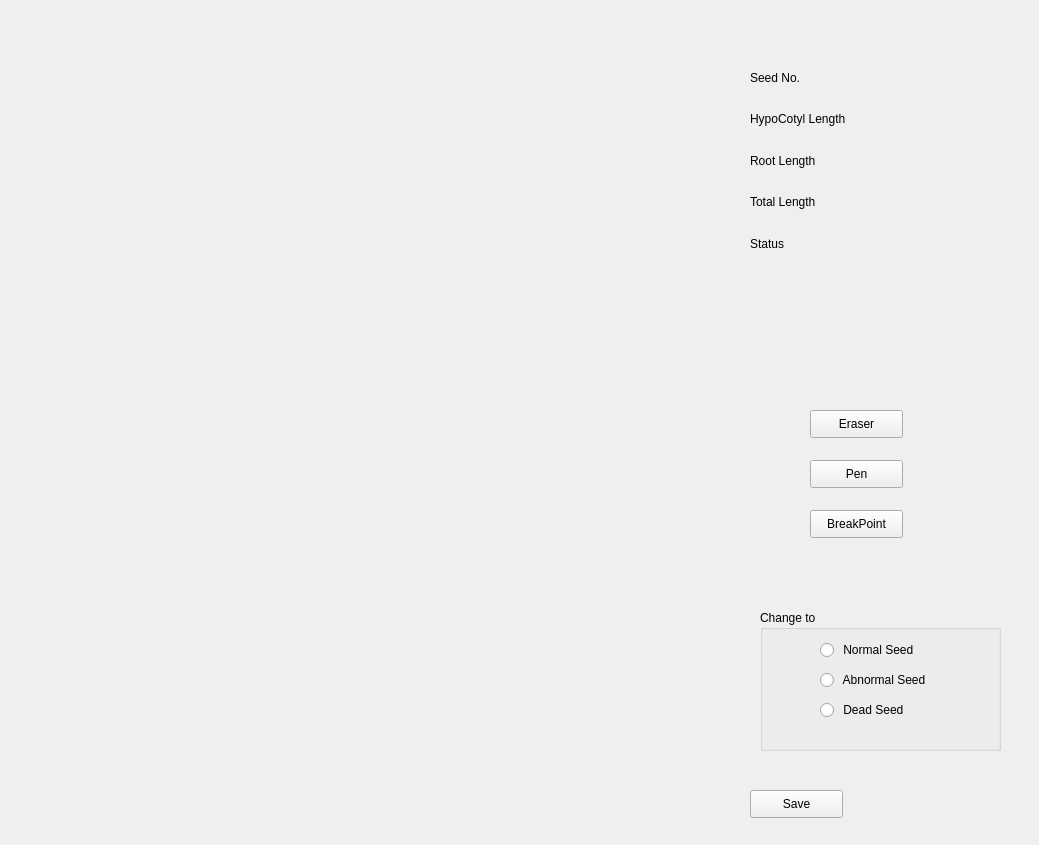
This is UI_files/seed_editor.ui in NMBawiskar/germinated_seed_analyzer as Qt 5 draws it before an edit. The edited form follows.
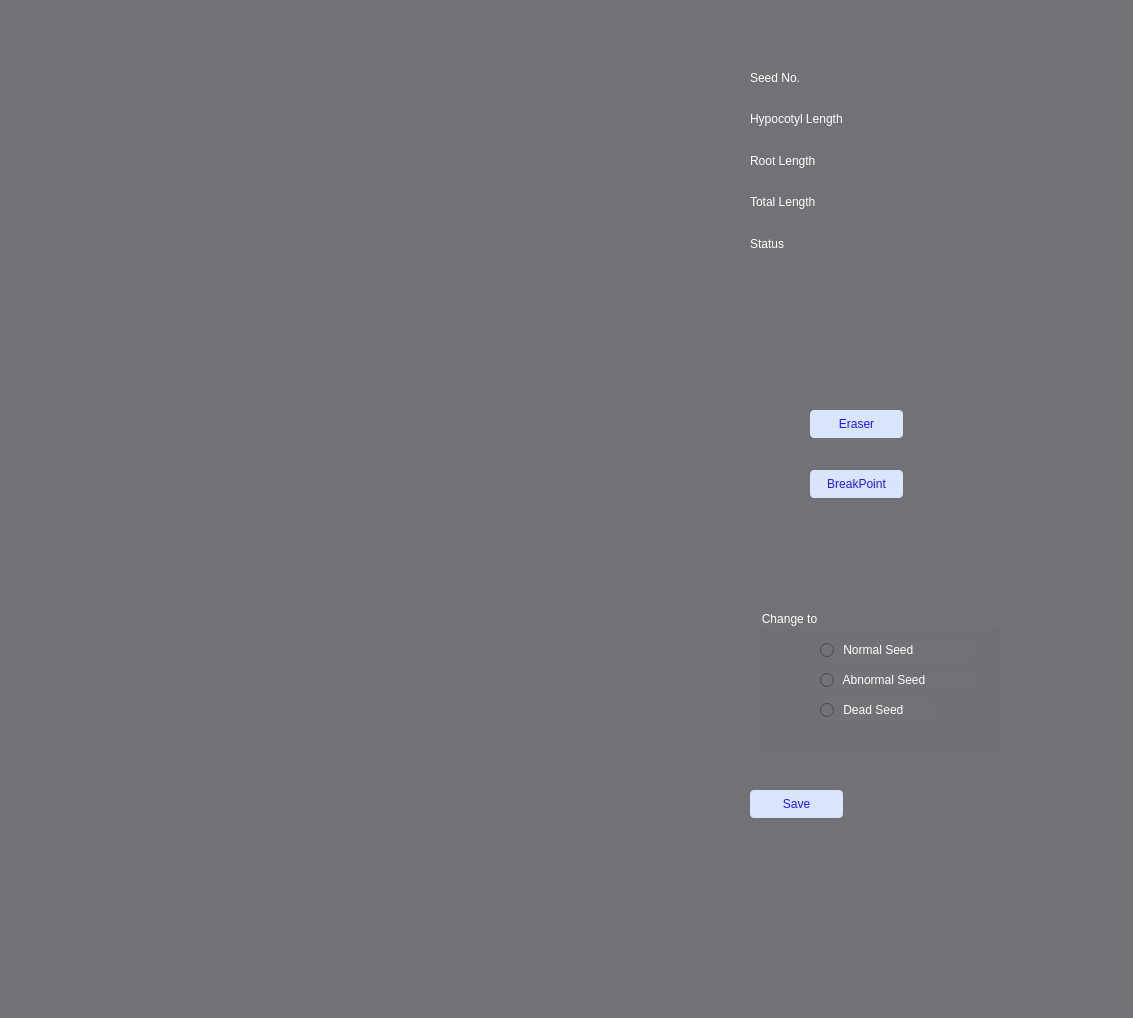
This is the edited form.

Commit message: Updated version of eraser and breakingpoint. length in cm displayed in table

```diff
--- a/UI_files/seed_editor.ui
+++ b/UI_files/seed_editor.ui
@@ -6,26 +6,16 @@
    <rect>
     <x>0</x>
     <y>0</y>
-    <width>1039</width>
-    <height>845</height>
+    <width>1133</width>
+    <height>1018</height>
    </rect>
   </property>
   <property name="windowTitle">
    <string>Form</string>
   </property>
-  <widget class="QLabel" name="label_img_seed">
-   <property name="geometry">
-    <rect>
-     <x>50</x>
-     <y>30</y>
-     <width>301</width>
-     <height>781</height>
-    </rect>
-   </property>
-   <property name="text">
-    <string/>
-   </property>
-  </widget>
+  <property name="styleSheet">
+   <string notr="true">background-color:rgb(113, 113, 118);</string>
+  </property>
   <widget class="QPushButton" name="btnEraser">
    <property name="geometry">
     <rect>
@@ -35,23 +25,16 @@
      <height>28</height>
     </rect>
    </property>
+   <property name="styleSheet">
+    <string notr="true">background-color:rgba(216, 229, 253,255);
+font: 63 10pt &quot;Segoe UI Semibold&quot;;
+color: rgb(32, 24, 255);
+border-radius:4;</string>
+   </property>
    <property name="text">
     <string>Eraser</string>
    </property>
   </widget>
-  <widget class="QPushButton" name="btnPen">
-   <property name="geometry">
-    <rect>
-     <x>810</x>
-     <y>460</y>
-     <width>93</width>
-     <height>28</height>
-    </rect>
-   </property>
-   <property name="text">
-    <string>Pen</string>
-   </property>
-  </widget>
   <widget class="QRadioButton" name="radioBtnNormalSeed">
    <property name="geometry">
     <rect>
@@ -61,6 +44,10 @@
      <height>20</height>
     </rect>
    </property>
+   <property name="styleSheet">
+    <string notr="true">font: 63 10pt &quot;Segoe UI Semibold&quot;;
+color:white;</string>
+   </property>
    <property name="text">
     <string> Normal Seed</string>
    </property>
@@ -74,6 +61,10 @@
      <height>20</height>
     </rect>
    </property>
+   <property name="styleSheet">
+    <string notr="true">font: 63 10pt &quot;Segoe UI Semibold&quot;;
+color:white;</string>
+   </property>
    <property name="text">
     <string> Abnormal Seed</string>
    </property>
@@ -87,6 +78,10 @@
      <height>20</height>
     </rect>
    </property>
+   <property name="styleSheet">
+    <string notr="true">font: 63 10pt &quot;Segoe UI Semibold&quot;;
+color:white;</string>
+   </property>
    <property name="text">
     <string> Dead Seed</string>
    </property>
@@ -96,13 +91,17 @@
     <rect>
      <x>750</x>
      <y>60</y>
-     <width>221</width>
+     <width>361</width>
      <height>201</height>
     </rect>
    </property>
    <layout class="QGridLayout" name="gridLayout">
     <item row="2" column="0">
      <widget class="QLabel" name="label_2">
+      <property name="styleSheet">
+       <string notr="true">font: 63 10pt &quot;Segoe UI Semibold&quot;;
+color:white;</string>
+      </property>
       <property name="text">
        <string>Root Length</string>
       </property>
@@ -110,6 +109,10 @@
     </item>
     <item row="1" column="1">
      <widget class="QLabel" name="label_hypocotyl_length">
+      <property name="styleSheet">
+       <string>font: 63 10pt &quot;Segoe UI Semibold&quot;;
+color:white;</string>
+      </property>
       <property name="text">
        <string/>
       </property>
@@ -117,6 +120,10 @@
     </item>
     <item row="2" column="1">
      <widget class="QLabel" name="label_root_length">
+      <property name="styleSheet">
+       <string>font: 63 10pt &quot;Segoe UI Semibold&quot;;
+color:white;</string>
+      </property>
       <property name="text">
        <string/>
       </property>
@@ -124,6 +131,10 @@
     </item>
     <item row="3" column="1">
      <widget class="QLabel" name="label_total_length">
+      <property name="styleSheet">
+       <string>font: 63 10pt &quot;Segoe UI Semibold&quot;;
+color:white;</string>
+      </property>
       <property name="text">
        <string/>
       </property>
@@ -131,6 +142,10 @@
     </item>
     <item row="0" column="1">
      <widget class="QLabel" name="label_seed_no">
+      <property name="styleSheet">
+       <string notr="true">font: 63 10pt &quot;Segoe UI Semibold&quot;;
+color:white;</string>
+      </property>
       <property name="text">
        <string/>
       </property>
@@ -138,13 +153,21 @@
     </item>
     <item row="1" column="0">
      <widget class="QLabel" name="label">
+      <property name="styleSheet">
+       <string notr="true">font: 63 10pt &quot;Segoe UI Semibold&quot;;
+color:white;</string>
+      </property>
       <property name="text">
-       <string>HypoCotyl Length</string>
+       <string>Hypocotyl Length</string>
       </property>
      </widget>
     </item>
     <item row="0" column="0">
      <widget class="QLabel" name="label_7">
+      <property name="styleSheet">
+       <string notr="true">font: 63 10pt &quot;Segoe UI Semibold&quot;;
+color:white;</string>
+      </property>
       <property name="text">
        <string>Seed No.</string>
       </property>
@@ -152,6 +175,10 @@
     </item>
     <item row="3" column="0">
      <widget class="QLabel" name="label_3">
+      <property name="styleSheet">
+       <string notr="true">font: 63 10pt &quot;Segoe UI Semibold&quot;;
+color:white;</string>
+      </property>
       <property name="text">
        <string>Total Length</string>
       </property>
@@ -159,6 +186,10 @@
     </item>
     <item row="4" column="0">
      <widget class="QLabel" name="label_4">
+      <property name="styleSheet">
+       <string notr="true">font: 63 10pt &quot;Segoe UI Semibold&quot;;
+color:white;</string>
+      </property>
       <property name="text">
        <string>Status</string>
       </property>
@@ -166,6 +197,10 @@
     </item>
     <item row="4" column="1">
      <widget class="QLabel" name="label_seed_health">
+      <property name="styleSheet">
+       <string notr="true">font: 63 10pt &quot;Segoe UI Semibold&quot;;
+color:white;</string>
+      </property>
       <property name="text">
        <string/>
       </property>
@@ -182,6 +217,10 @@
      <height>141</height>
     </rect>
    </property>
+   <property name="styleSheet">
+    <string notr="true">font: 63 10pt &quot;Segoe UI Semibold&quot;;
+color:white;</string>
+   </property>
    <property name="title">
     <string>Change to</string>
    </property>
@@ -190,11 +229,17 @@
    <property name="geometry">
     <rect>
      <x>810</x>
-     <y>510</y>
+     <y>470</y>
      <width>93</width>
      <height>28</height>
     </rect>
    </property>
+   <property name="styleSheet">
+    <string notr="true">background-color:rgba(216, 229, 253,255);
+font: 63 10pt &quot;Segoe UI Semibold&quot;;
+color: rgb(32, 24, 255);
+border-radius:4;</string>
+   </property>
    <property name="text">
     <string>BreakPoint</string>
    </property>
@@ -205,7 +250,7 @@
      <x>390</x>
      <y>30</y>
      <width>301</width>
-     <height>781</height>
+     <height>981</height>
     </rect>
    </property>
    <property name="mouseTracking">
@@ -227,6 +272,12 @@
      <height>28</height>
     </rect>
    </property>
+   <property name="styleSheet">
+    <string notr="true">background-color:rgba(216, 229, 253,255);
+font: 63 10pt &quot;Segoe UI Semibold&quot;;
+color: rgb(32, 24, 255);
+border-radius:4;</string>
+   </property>
    <property name="text">
     <string>Save</string>
    </property>
```
Left out of the diff: 2 changed lines with no effect on the pictures. The commit also changes 12 other files.
